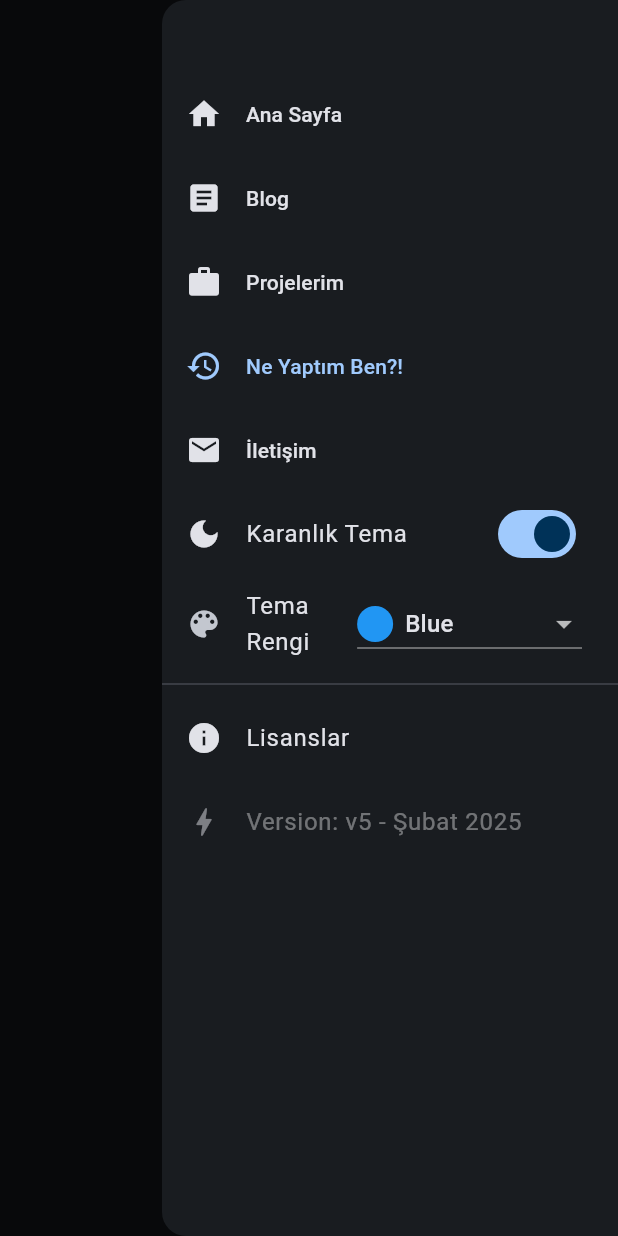
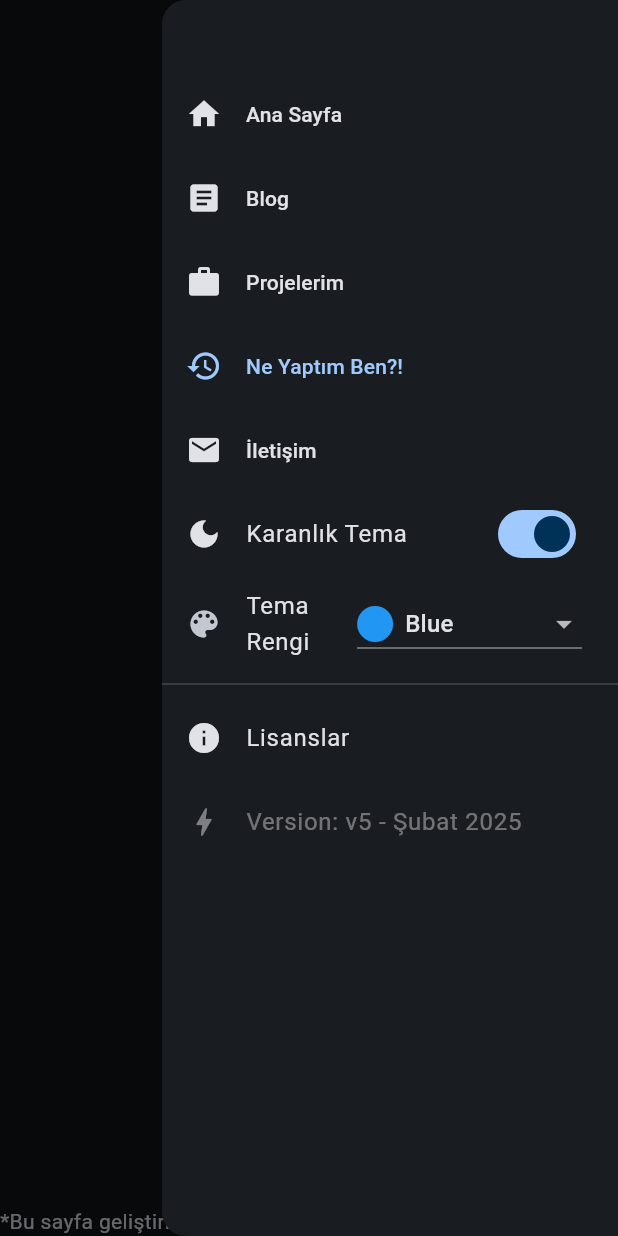
Before and after one commit to emirkalafat/emirklft, a Flutter app: the RecapScreen screen opened by its route, with the side drawer open, on a phone screen of 412 x 824 dp. Run offline on Flutter 3.47's test engine with Material 3 defaults, Android fonts, the phone set to English and light mode, and no system bars; our stand-ins replace cloud_firestore, email_validator, firebase_analytics, firebase_core, firebase_storage, flutter_markdown and 12 more; missing offline and left inert: currency_picker; accounts and stored records are empty; Roboto replaces fonts that are missing (Ubuntu).

Commit message:
dev info added

```diff
--- a/lib/screens/recap/recap.dart
+++ b/lib/screens/recap/recap.dart
@@ -93,6 +93,7 @@ class RecapScreen extends ConsumerWidget {
           child: Text('Error loading activities: $error'),
         ),
       ),
+      bottomNavigationBar: Text('*Bu sayfa geliştirme aşamasındadır.'),
     );
   }
 }
```
